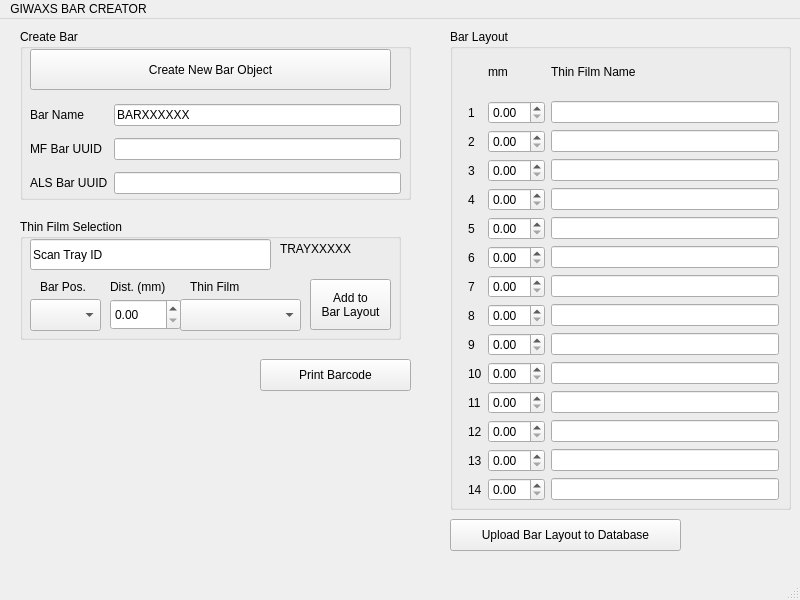
The window that ScopeFoundryHW/giwaxs_bar_creator/giwaxs-bar-creator.ui (mkywall/als-data-entry-apps) describes before a commit, drawn with Qt 5.
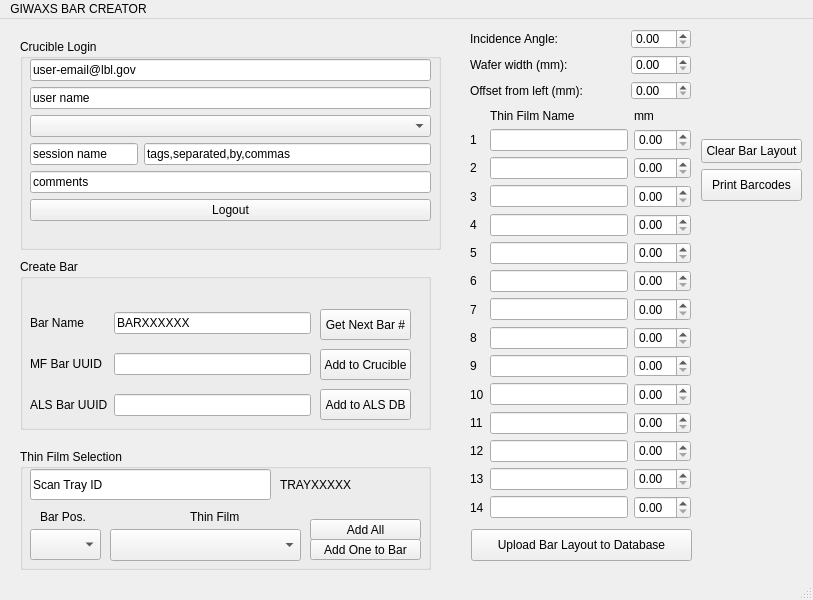
The same window after the commit.

Commit message: working ui, integrated with als api, angle+offset

Patch:
```diff
--- a/ScopeFoundryHW/giwaxs_bar_creator/giwaxs-bar-creator.ui
+++ b/ScopeFoundryHW/giwaxs_bar_creator/giwaxs-bar-creator.ui
@@ -6,7 +6,7 @@
    <rect>
     <x>0</x>
     <y>0</y>
-    <width>800</width>
+    <width>813</width>
     <height>600</height>
    </rect>
   </property>
@@ -18,8 +18,8 @@
     <property name="geometry">
      <rect>
       <x>20</x>
-      <y>10</y>
-      <width>391</width>
+      <y>240</y>
+      <width>411</width>
       <height>171</height>
      </rect>
     </property>
@@ -30,9 +30,9 @@
      <property name="geometry">
       <rect>
        <x>10</x>
-       <y>69</y>
-       <width>371</width>
-       <height>102</height>
+       <y>40</y>
+       <width>281</width>
+       <height>131</height>
       </rect>
      </property>
      <layout class="QGridLayout" name="gridLayout">
@@ -75,23 +75,49 @@
     <widget class="QPushButton" name="pushButton_create_bar">
      <property name="geometry">
       <rect>
-       <x>10</x>
-       <y>20</y>
-       <width>361</width>
-       <height>41</height>
+       <x>300</x>
+       <y>90</y>
+       <width>91</width>
+       <height>31</height>
       </rect>
      </property>
      <property name="text">
-      <string>Create New Bar Object</string>
+      <string>Add to Crucible</string>
+     </property>
+    </widget>
+    <widget class="QPushButton" name="pushButton_create_bar_als">
+     <property name="geometry">
+      <rect>
+       <x>300</x>
+       <y>130</y>
+       <width>91</width>
+       <height>31</height>
+      </rect>
+     </property>
+     <property name="text">
+      <string>Add to ALS DB</string>
+     </property>
+    </widget>
+    <widget class="QPushButton" name="pushButton_new_bar_name">
+     <property name="geometry">
+      <rect>
+       <x>300</x>
+       <y>50</y>
+       <width>91</width>
+       <height>31</height>
+      </rect>
+     </property>
+     <property name="text">
+      <string>Get Next Bar #</string>
      </property>
     </widget>
    </widget>
    <widget class="QPushButton" name="pushButton_upload_bar">
     <property name="geometry">
      <rect>
-      <x>450</x>
-      <y>500</y>
-      <width>231</width>
+      <x>471</x>
+      <y>510</y>
+      <width>221</width>
       <height>32</height>
      </rect>
     </property>
@@ -102,53 +128,239 @@
    <widget class="QPushButton" name="pushButton_print_barcode">
     <property name="geometry">
      <rect>
-      <x>260</x>
-      <y>340</y>
-      <width>151</width>
+      <x>701</x>
+      <y>150</y>
+      <width>101</width>
       <height>32</height>
      </rect>
     </property>
     <property name="text">
-     <string>Print Barcode</string>
+     <string>Print Barcodes</string>
     </property>
    </widget>
-   <widget class="QGroupBox" name="groupBox_2">
+   <widget class="QGroupBox" name="groupBox_3">
     <property name="geometry">
      <rect>
-      <x>450</x>
-      <y>10</y>
-      <width>341</width>
-      <height>481</height>
+      <x>20</x>
+      <y>430</y>
+      <width>411</width>
+      <height>121</height>
      </rect>
     </property>
     <property name="title">
-     <string>Bar Layout</string>
+     <string>Thin Film Selection</string>
     </property>
+    <widget class="QLineEdit" name="lineEdit_tray_uuid">
+     <property name="geometry">
+      <rect>
+       <x>10</x>
+       <y>20</y>
+       <width>241</width>
+       <height>31</height>
+      </rect>
+     </property>
+     <property name="font">
+      <font>
+       <kerning>true</kerning>
+      </font>
+     </property>
+     <property name="text">
+      <string>Scan Tray ID</string>
+     </property>
+    </widget>
+    <widget class="QLabel" name="label_tray_name">
+     <property name="geometry">
+      <rect>
+       <x>260</x>
+       <y>20</y>
+       <width>101</width>
+       <height>31</height>
+      </rect>
+     </property>
+     <property name="text">
+      <string>TRAYXXXXX</string>
+     </property>
+    </widget>
+    <widget class="QPushButton" name="pushButton_add_to_bar">
+     <property name="geometry">
+      <rect>
+       <x>290</x>
+       <y>90</y>
+       <width>111</width>
+       <height>21</height>
+      </rect>
+     </property>
+     <property name="text">
+      <string>Add One to Bar</string>
+     </property>
+    </widget>
+    <widget class="QComboBox" name="comboBox_select_barpos">
+     <property name="geometry">
+      <rect>
+       <x>10</x>
+       <y>80</y>
+       <width>71</width>
+       <height>31</height>
+      </rect>
+     </property>
+    </widget>
+    <widget class="QLabel" name="label_21">
+     <property name="geometry">
+      <rect>
+       <x>170</x>
+       <y>60</y>
+       <width>55</width>
+       <height>16</height>
+      </rect>
+     </property>
+     <property name="text">
+      <string>Thin Film</string>
+     </property>
+    </widget>
+    <widget class="QLabel" name="label_19">
+     <property name="geometry">
+      <rect>
+       <x>20</x>
+       <y>60</y>
+       <width>50</width>
+       <height>16</height>
+      </rect>
+     </property>
+     <property name="text">
+      <string>Bar Pos.</string>
+     </property>
+    </widget>
+    <widget class="QComboBox" name="comboBox_select_thinfilm">
+     <property name="geometry">
+      <rect>
+       <x>90</x>
+       <y>80</y>
+       <width>191</width>
+       <height>32</height>
+      </rect>
+     </property>
+    </widget>
+    <widget class="QPushButton" name="pushButton_add_all">
+     <property name="geometry">
+      <rect>
+       <x>290</x>
+       <y>70</y>
+       <width>111</width>
+       <height>21</height>
+      </rect>
+     </property>
+     <property name="text">
+      <string>Add All</string>
+     </property>
+    </widget>
    </widget>
-   <widget class="QWidget" name="layoutWidget">
+   <widget class="QGroupBox" name="groupBox_4">
     <property name="geometry">
      <rect>
-      <x>468</x>
-      <y>30</y>
-      <width>311</width>
-      <height>452</height>
+      <x>20</x>
+      <y>20</y>
+      <width>421</width>
+      <height>211</height>
+     </rect>
+    </property>
+    <property name="title">
+     <string>Crucible Login</string>
+    </property>
+    <widget class="QWidget" name="layoutWidget_2">
+     <property name="geometry">
+      <rect>
+       <x>10</x>
+       <y>20</y>
+       <width>401</width>
+       <height>171</height>
+      </rect>
+     </property>
+     <layout class="QFormLayout" name="formLayout">
+      <item row="1" column="0" colspan="2">
+       <widget class="QLineEdit" name="username_lineEdit">
+        <property name="text">
+         <string>user name</string>
+        </property>
+       </widget>
+      </item>
+      <item row="2" column="0" colspan="2">
+       <widget class="QComboBox" name="project_comboBox"/>
+      </item>
+      <item row="3" column="0">
+       <widget class="QLineEdit" name="session_lineEdit">
+        <property name="text">
+         <string>session name</string>
+        </property>
+       </widget>
+      </item>
+      <item row="3" column="1">
+       <widget class="QLineEdit" name="tags_lineEdit">
+        <property name="text">
+         <string>tags,separated,by,commas</string>
+        </property>
+       </widget>
+      </item>
+      <item row="4" column="0" colspan="2">
+       <widget class="QLineEdit" name="comments_lineEdit">
+        <property name="text">
+         <string>comments</string>
+        </property>
+       </widget>
+      </item>
+      <item row="5" column="0" colspan="2">
+       <widget class="QPushButton" name="logout_button">
+        <property name="text">
+         <string>Logout</string>
+        </property>
+       </widget>
+      </item>
+      <item row="0" column="0" colspan="2">
+       <widget class="QLineEdit" name="email_lineEdit">
+        <property name="text">
+         <string>user-email@lbl.gov</string>
+        </property>
+       </widget>
+      </item>
+     </layout>
+    </widget>
+   </widget>
+   <widget class="QPushButton" name="pushButton_clear_bar">
+    <property name="geometry">
+     <rect>
+      <x>701</x>
+      <y>120</y>
+      <width>101</width>
+      <height>24</height>
+     </rect>
+    </property>
+    <property name="text">
+     <string>Clear Bar Layout</string>
+    </property>
+   </widget>
+   <widget class="QWidget" name="">
+    <property name="geometry">
+     <rect>
+      <x>470</x>
+      <y>90</y>
+      <width>221</width>
+      <height>410</height>
      </rect>
     </property>
     <layout class="QGridLayout" name="gridLayout_2">
      <item row="0" column="1">
-      <widget class="QLabel" name="label_17">
-       <property name="text">
-        <string>mm </string>
-       </property>
-      </widget>
-     </item>
-     <item row="0" column="2">
       <widget class="QLabel" name="label_18">
        <property name="text">
         <string>Thin Film Name</string>
        </property>
       </widget>
      </item>
+     <item row="0" column="2">
+      <widget class="QLabel" name="label_17">
+       <property name="text">
+        <string>mm </string>
+       </property>
+      </widget>
+     </item>
      <item row="1" column="0">
       <widget class="QLabel" name="label_4">
        <property name="text">
@@ -157,11 +369,11 @@
       </widget>
      </item>
      <item row="1" column="1">
-      <widget class="QDoubleSpinBox" name="doubleSpinBox_mm_1"/>
-     </item>
-     <item row="1" column="2">
       <widget class="QLineEdit" name="lineEdit_tf_1"/>
      </item>
+     <item row="1" column="2">
+      <widget class="QDoubleSpinBox" name="doubleSpinBox_mm_1"/>
+     </item>
      <item row="2" column="0">
       <widget class="QLabel" name="label_5">
        <property name="text">
@@ -170,11 +382,11 @@
       </widget>
      </item>
      <item row="2" column="1">
-      <widget class="QDoubleSpinBox" name="doubleSpinBox_mm_2"/>
-     </item>
-     <item row="2" column="2">
       <widget class="QLineEdit" name="lineEdit_tf_2"/>
      </item>
+     <item row="2" column="2">
+      <widget class="QDoubleSpinBox" name="doubleSpinBox_mm_2"/>
+     </item>
      <item row="3" column="0">
       <widget class="QLabel" name="label_7">
        <property name="text">
@@ -183,11 +395,11 @@
       </widget>
      </item>
      <item row="3" column="1">
-      <widget class="QDoubleSpinBox" name="doubleSpinBox_mm_3"/>
-     </item>
-     <item row="3" column="2">
       <widget class="QLineEdit" name="lineEdit_tf_3"/>
      </item>
+     <item row="3" column="2">
+      <widget class="QDoubleSpinBox" name="doubleSpinBox_mm_3"/>
+     </item>
      <item row="4" column="0">
       <widget class="QLabel" name="label_6">
        <property name="text">
@@ -196,11 +408,11 @@
       </widget>
      </item>
      <item row="4" column="1">
-      <widget class="QDoubleSpinBox" name="doubleSpinBox_mm_4"/>
-     </item>
-     <item row="4" column="2">
       <widget class="QLineEdit" name="lineEdit_tf_4"/>
      </item>
+     <item row="4" column="2">
+      <widget class="QDoubleSpinBox" name="doubleSpinBox_mm_4"/>
+     </item>
      <item row="5" column="0">
       <widget class="QLabel" name="label_9">
        <property name="text">
@@ -209,11 +421,11 @@
       </widget>
      </item>
      <item row="5" column="1">
-      <widget class="QDoubleSpinBox" name="doubleSpinBox_mm_5"/>
-     </item>
-     <item row="5" column="2">
       <widget class="QLineEdit" name="lineEdit_tf_5"/>
      </item>
+     <item row="5" column="2">
+      <widget class="QDoubleSpinBox" name="doubleSpinBox_mm_5"/>
+     </item>
      <item row="6" column="0">
       <widget class="QLabel" name="label_8">
        <property name="text">
@@ -222,11 +434,11 @@
       </widget>
      </item>
      <item row="6" column="1">
-      <widget class="QDoubleSpinBox" name="doubleSpinBox_mm_6"/>
-     </item>
-     <item row="6" column="2">
       <widget class="QLineEdit" name="lineEdit_tf_6"/>
      </item>
+     <item row="6" column="2">
+      <widget class="QDoubleSpinBox" name="doubleSpinBox_mm_6"/>
+     </item>
      <item row="7" column="0">
       <widget class="QLabel" name="label_11">
        <property name="text">
@@ -235,11 +447,11 @@
       </widget>
      </item>
      <item row="7" column="1">
-      <widget class="QDoubleSpinBox" name="doubleSpinBox_mm_7"/>
-     </item>
-     <item row="7" column="2">
       <widget class="QLineEdit" name="lineEdit_tf_7"/>
      </item>
+     <item row="7" column="2">
+      <widget class="QDoubleSpinBox" name="doubleSpinBox_mm_7"/>
+     </item>
      <item row="8" column="0">
       <widget class="QLabel" name="label_10">
        <property name="text">
@@ -248,11 +460,11 @@
       </widget>
      </item>
      <item row="8" column="1">
-      <widget class="QDoubleSpinBox" name="doubleSpinBox_mm_8"/>
-     </item>
-     <item row="8" column="2">
       <widget class="QLineEdit" name="lineEdit_tf_8"/>
      </item>
+     <item row="8" column="2">
+      <widget class="QDoubleSpinBox" name="doubleSpinBox_mm_8"/>
+     </item>
      <item row="9" column="0">
       <widget class="QLabel" name="label_13">
        <property name="text">
@@ -261,11 +473,11 @@
       </widget>
      </item>
      <item row="9" column="1">
-      <widget class="QDoubleSpinBox" name="doubleSpinBox_mm_9"/>
-     </item>
-     <item row="9" column="2">
       <widget class="QLineEdit" name="lineEdit_tf_9"/>
      </item>
+     <item row="9" column="2">
+      <widget class="QDoubleSpinBox" name="doubleSpinBox_mm_9"/>
+     </item>
      <item row="10" column="0">
       <widget class="QLabel" name="label_12">
        <property name="text">
@@ -274,11 +486,11 @@
       </widget>
      </item>
      <item row="10" column="1">
-      <widget class="QDoubleSpinBox" name="doubleSpinBox_mm_10"/>
-     </item>
-     <item row="10" column="2">
       <widget class="QLineEdit" name="lineEdit_tf_10"/>
      </item>
+     <item row="10" column="2">
+      <widget class="QDoubleSpinBox" name="doubleSpinBox_mm_10"/>
+     </item>
      <item row="11" column="0">
       <widget class="QLabel" name="label_15">
        <property name="text">
@@ -287,11 +499,11 @@
       </widget>
      </item>
      <item row="11" column="1">
-      <widget class="QDoubleSpinBox" name="doubleSpinBox_mm_11"/>
-     </item>
-     <item row="11" column="2">
       <widget class="QLineEdit" name="lineEdit_tf_11"/>
      </item>
+     <item row="11" column="2">
+      <widget class="QDoubleSpinBox" name="doubleSpinBox_mm_11"/>
+     </item>
      <item row="12" column="0">
       <widget class="QLabel" name="label_14">
        <property name="text">
@@ -300,11 +512,11 @@
       </widget>
      </item>
      <item row="12" column="1">
-      <widget class="QDoubleSpinBox" name="doubleSpinBox_mm_12"/>
-     </item>
-     <item row="12" column="2">
       <widget class="QLineEdit" name="lineEdit_tf_12"/>
      </item>
+     <item row="12" column="2">
+      <widget class="QDoubleSpinBox" name="doubleSpinBox_mm_12"/>
+     </item>
      <item row="13" column="0">
       <widget class="QLabel" name="label_16">
        <property name="text">
@@ -313,11 +525,11 @@
       </widget>
      </item>
      <item row="13" column="1">
-      <widget class="QDoubleSpinBox" name="doubleSpinBox_mm_13"/>
-     </item>
-     <item row="13" column="2">
       <widget class="QLineEdit" name="lineEdit_tf_13"/>
      </item>
+     <item row="13" column="2">
+      <widget class="QDoubleSpinBox" name="doubleSpinBox_mm_13"/>
+     </item>
      <item row="14" column="0">
       <widget class="QLabel" name="label_22">
        <property name="text">
@@ -326,139 +538,54 @@
       </widget>
      </item>
      <item row="14" column="1">
-      <widget class="QDoubleSpinBox" name="doubleSpinBox_mm_14"/>
-     </item>
-     <item row="14" column="2">
       <widget class="QLineEdit" name="lineEdit_tf_14"/>
      </item>
+     <item row="14" column="2">
+      <widget class="QDoubleSpinBox" name="doubleSpinBox_mm_14"/>
+     </item>
     </layout>
    </widget>
-   <widget class="QGroupBox" name="groupBox_3">
+   <widget class="QWidget" name="">
     <property name="geometry">
      <rect>
-      <x>20</x>
-      <y>200</y>
-      <width>381</width>
-      <height>121</height>
+      <x>470</x>
+      <y>10</y>
+      <width>221</width>
+      <height>71</height>
      </rect>
     </property>
-    <property name="title">
-     <string>Thin Film Selection</string>
-    </property>
-    <widget class="QLineEdit" name="lineEdit_tray_uuid">
-     <property name="geometry">
-      <rect>
-       <x>10</x>
-       <y>20</y>
-       <width>241</width>
-       <height>31</height>
-      </rect>
-     </property>
-     <property name="font">
-      <font>
-       <kerning>true</kerning>
-      </font>
-     </property>
-     <property name="text">
-      <string>Scan Tray ID</string>
-     </property>
-    </widget>
-    <widget class="QLabel" name="label_tray_name">
-     <property name="geometry">
-      <rect>
-       <x>260</x>
-       <y>20</y>
-       <width>91</width>
-       <height>20</height>
-      </rect>
-     </property>
-     <property name="text">
-      <string>TRAYXXXXX</string>
-     </property>
-    </widget>
-    <widget class="QPushButton" name="pushButton_add_to_bar">
-     <property name="geometry">
-      <rect>
-       <x>290</x>
-       <y>60</y>
-       <width>81</width>
-       <height>51</height>
-      </rect>
-     </property>
-     <property name="text">
-      <string>Add to
-Bar Layout</string>
-     </property>
-    </widget>
-    <widget class="QDoubleSpinBox" name="doubleSpinBox_enter_mm">
-     <property name="geometry">
-      <rect>
-       <x>90</x>
-       <y>80</y>
-       <width>71</width>
-       <height>31</height>
-      </rect>
-     </property>
-    </widget>
-    <widget class="QComboBox" name="comboBox_select_barpos">
-     <property name="geometry">
-      <rect>
-       <x>10</x>
-       <y>80</y>
-       <width>71</width>
-       <height>32</height>
-      </rect>
-     </property>
-    </widget>
-    <widget class="QLabel" name="label_20">
-     <property name="geometry">
-      <rect>
-       <x>90</x>
-       <y>60</y>
-       <width>88</width>
-       <height>16</height>
-      </rect>
-     </property>
-     <property name="text">
-      <string>Dist. (mm)</string>
-     </property>
-    </widget>
-    <widget class="QLabel" name="label_21">
-     <property name="geometry">
-      <rect>
-       <x>170</x>
-       <y>60</y>
-       <width>55</width>
-       <height>16</height>
-      </rect>
-     </property>
-     <property name="text">
-      <string>Thin Film</string>
-     </property>
-    </widget>
-    <widget class="QLabel" name="label_19">
-     <property name="geometry">
-      <rect>
-       <x>20</x>
-       <y>60</y>
-       <width>50</width>
-       <height>16</height>
-      </rect>
-     </property>
-     <property name="text">
-      <string>Bar Pos.</string>
-     </property>
-    </widget>
-    <widget class="QComboBox" name="comboBox_select_thinfilm">
-     <property name="geometry">
-      <rect>
-       <x>160</x>
-       <y>80</y>
-       <width>121</width>
-       <height>32</height>
-      </rect>
-     </property>
-    </widget>
+    <layout class="QGridLayout" name="gridLayout_3">
+     <item row="0" column="0">
+      <widget class="QLabel" name="label_20">
+       <property name="text">
+        <string>Incidence Angle:</string>
+       </property>
+      </widget>
+     </item>
+     <item row="2" column="0" colspan="2">
+      <widget class="QLabel" name="label_23">
+       <property name="text">
+        <string>Offset from left (mm):</string>
+       </property>
+      </widget>
+     </item>
+     <item row="2" column="2">
+      <widget class="QDoubleSpinBox" name="doubleSpinBox_offset"/>
+     </item>
+     <item row="0" column="2">
+      <widget class="QDoubleSpinBox" name="doubleSpinBox_angle"/>
+     </item>
+     <item row="1" column="2">
+      <widget class="QDoubleSpinBox" name="doubleSpinBox_wafer_width"/>
+     </item>
+     <item row="1" column="0" colspan="2">
+      <widget class="QLabel" name="label_24">
+       <property name="text">
+        <string>Wafer width (mm):</string>
+       </property>
+      </widget>
+     </item>
+    </layout>
    </widget>
   </widget>
   <widget class="QMenuBar" name="menubar">
@@ -466,7 +593,7 @@
     <rect>
      <x>0</x>
      <y>0</y>
-     <width>800</width>
+     <width>813</width>
      <height>22</height>
     </rect>
    </property>
```
Left out of the diff: 2 changed lines with no effect on the pictures. The commit also changes 4 other files.
